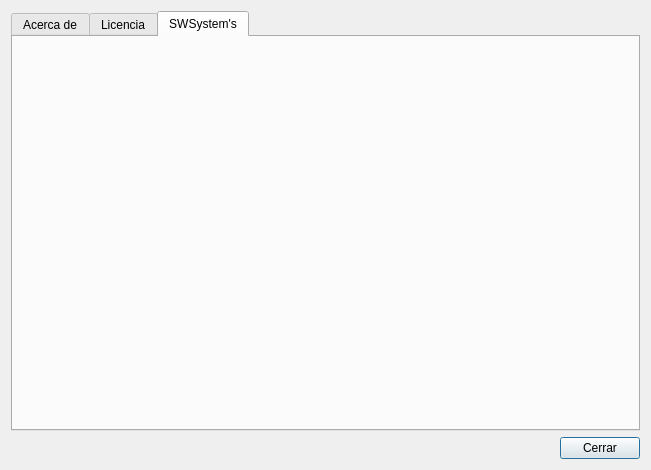
Old version of the form acercadedialog.ui in the repository lincolningaroca/swxApp.
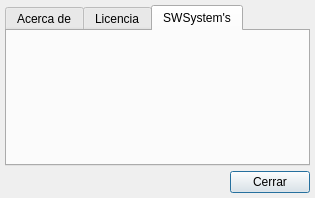
New version of the form.

Patch:
```diff
--- a/acercadedialog.ui
+++ b/acercadedialog.ui
@@ -6,14 +6,29 @@
    <rect>
     <x>0</x>
     <y>0</y>
-    <width>651</width>
-    <height>470</height>
+    <width>315</width>
+    <height>198</height>
    </rect>
   </property>
   <property name="windowTitle">
    <string>Dialog</string>
   </property>
   <layout class="QVBoxLayout" name="verticalLayout">
+   <property name="spacing">
+    <number>5</number>
+   </property>
+   <property name="leftMargin">
+    <number>5</number>
+   </property>
+   <property name="topMargin">
+    <number>5</number>
+   </property>
+   <property name="rightMargin">
+    <number>5</number>
+   </property>
+   <property name="bottomMargin">
+    <number>5</number>
+   </property>
    <item>
     <widget class="QTabWidget" name="tabWidget">
      <property name="currentIndex">
```
